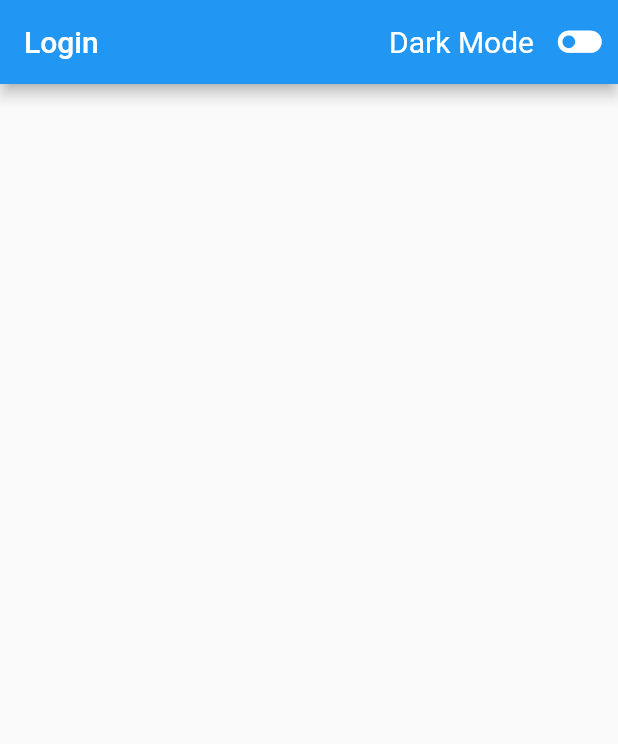
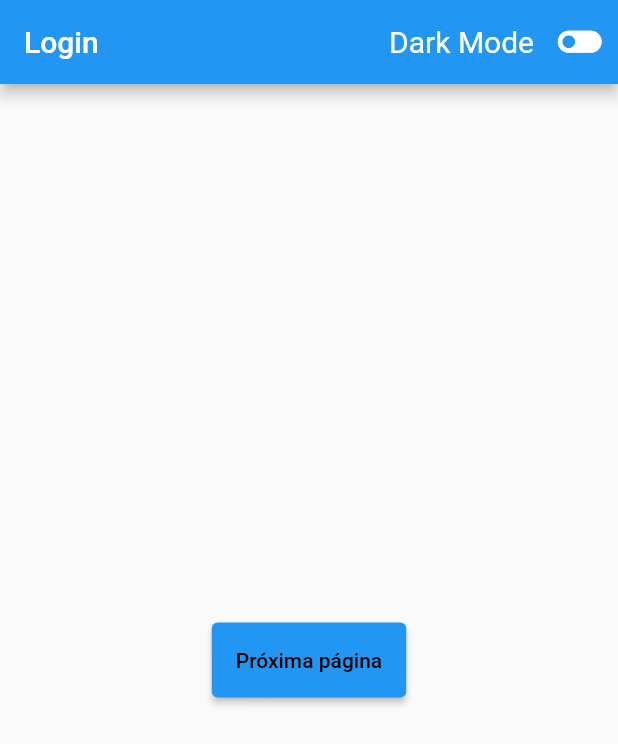
Before and after one commit to Maxel-Uds/Curso-Flutter-Essencial, a Flutter app: the screen it shows after launch, on a phone screen of 412 x 824 dp. Shown: the top 744 px of the screen. Run offline on Flutter 3.47's test engine with Material 2 defaults, Android fonts, the phone set to English and light mode, and no system bars; our stand-ins replace fluttertoast.

```diff
--- a/cars_project/lib/pages/login_page.dart
+++ b/cars_project/lib/pages/login_page.dart
@@ -1,3 +1,4 @@
+import 'package:cars_project/pages/page_one.dart';
 import 'package:flutter/material.dart';
 
 class LoginPage extends StatelessWidget {
@@ -12,11 +13,24 @@ class LoginPage extends StatelessWidget {
         title: const Text("Login", style: TextStyle(fontSize: 20)),
         actions: [_iconsButtons],
       ),
-      body: _body(),
+      body: _body(context),
     );
   }
 
-  _body() {
-    return Container();
+  _body(BuildContext context) {
+    return Center(
+      child: ElevatedButton(
+        onPressed: () => Navigator.push(context, MaterialPageRoute(builder: (BuildContext context) => const PageOne())),
+        style: ButtonStyle(
+          minimumSize: MaterialStateProperty.all(const Size(100, 50)),
+          backgroundColor:
+              MaterialStateColor.resolveWith((states) => Colors.blue),
+        ),
+        child: const Text(
+          "Próxima página",
+          style: TextStyle(color: Colors.black),
+        ),
+      ),
+    );
   }
 }
```
Also changed, not shown: cars_project/lib/pages/page_one.dart (added, +15 -0 lines).
